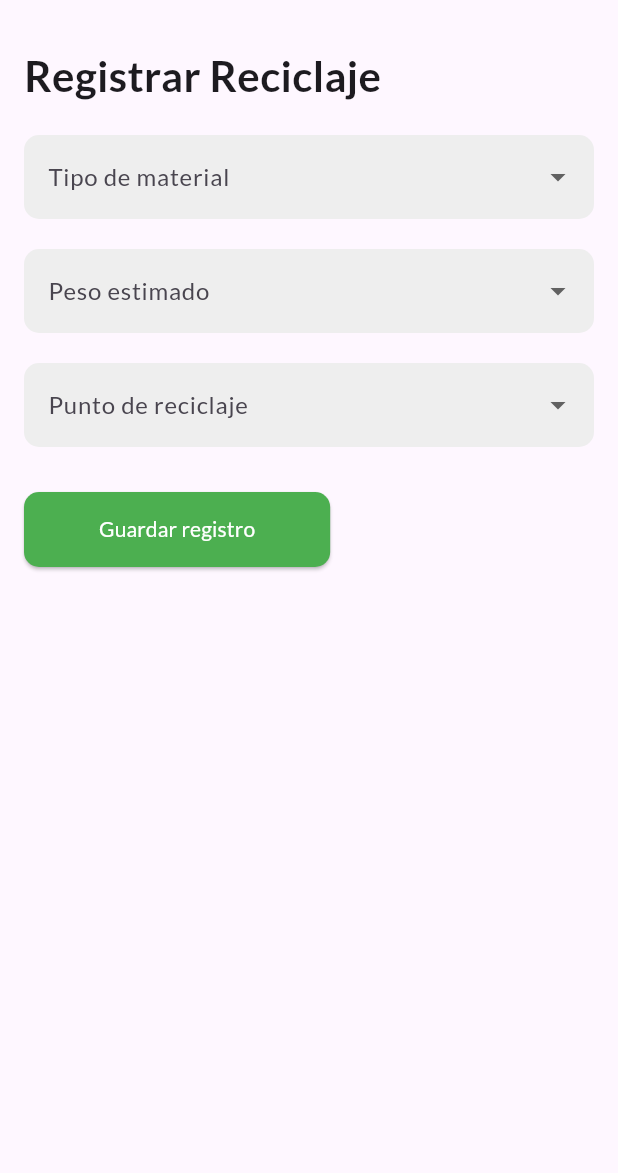
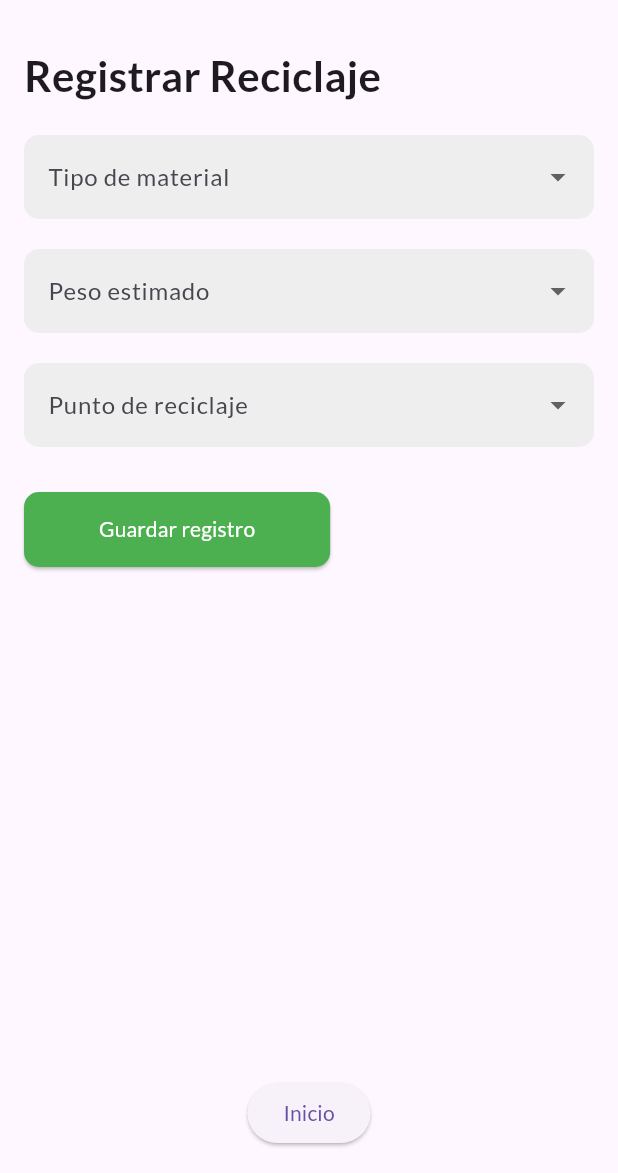
Before and after one commit to mascheyola/ecotrack, a Flutter app: the RecyclingRegistrationScreen screen opened directly, on a phone screen of 412 x 824 dp, the part 63-1236 px from its top. Run offline on Flutter 3.47's test engine with Material 3 defaults, Android fonts, the phone set to English and light mode, and no system bars; our stand-ins replace fl_chart, google_fonts, google_maps_flutter, share_plus.

Commit message:
feat: agregar botón 'Inicio' en pantalla de registro de reciclaje.

```diff
--- a/lib/recycling_registration_screen.dart
+++ b/lib/recycling_registration_screen.dart
@@ -73,7 +73,10 @@ class RecyclingRegistrationScreenState
           ],
         ),
       ),
-      body: SingleChildScrollView(
+      body: Column(
+        children: [
+          Expanded(
+            child: SingleChildScrollView(
               padding: const EdgeInsets.all(16.0),
               child: Column(
                 crossAxisAlignment: CrossAxisAlignment.start,
@@ -148,6 +151,18 @@ class RecyclingRegistrationScreenState
                 ],
               ),
             ),
+          ),
+          Padding(
+            padding: const EdgeInsets.all(16.0),
+            child: ElevatedButton(
+              onPressed: () {
+                Navigator.pop(context);
+              },
+              child: const Text('Inicio'),
+            ),
+          ),
+        ],
+      ),
     );
   }
 
```
Lines whose indentation alone changed are shown as unchanged.
